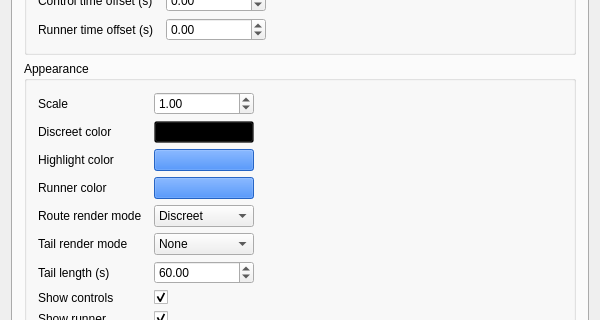
mikoro/orientview, file src/MainWindow.ui: the form before one commit; both pictures show x 0 to 600 and y 202 to 522 of the 600 by 750 pixel window.
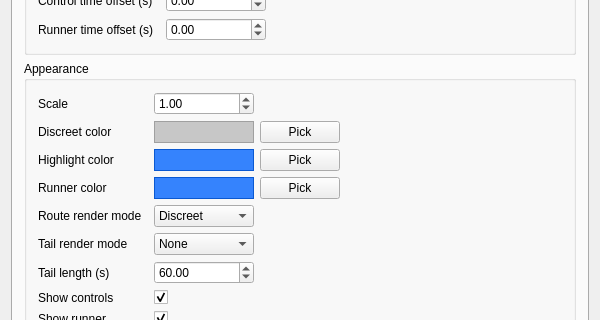
The form after the commit. The open tabs and pages were chosen to show the change. Icons and pictures are not drawn.

Commit message: Improved color picking UI

```diff
--- a/src/MainWindow.ui
+++ b/src/MainWindow.ui
@@ -719,7 +719,9 @@
             </widget>
            </item>
            <item row="1" column="1">
-            <widget class="QPushButton" name="pushButtonRouteDiscreetColor">
+            <layout class="QHBoxLayout" name="horizontalLayout_6">
+             <item>
+              <widget class="QLabel" name="labelRouteDiscreetColor">
              <property name="minimumSize">
               <size>
                <width>100</width>
@@ -732,25 +734,25 @@
                <height>16777215</height>
               </size>
              </property>
-             <property name="toolTip">
-              <string>The discreet color</string>
-             </property>
-             <property name="autoFillBackground">
-              <bool>true</bool>
-             </property>
              <property name="styleSheet">
               <string notr="true">background-color: rgb(0, 0, 0, 50);</string>
              </property>
+               <property name="frameShape">
+                <enum>QFrame::StyledPanel</enum>
+               </property>
              <property name="text">
               <string/>
              </property>
-             <property name="default">
-              <bool>false</bool>
-             </property>
-             <property name="flat">
-              <bool>false</bool>
-             </property>
-            </widget>
+              </widget>
+             </item>
+             <item alignment="Qt::AlignLeft">
+              <widget class="QPushButton" name="pushButtonPickRouteDiscreetColor">
+               <property name="text">
+                <string>Pick</string>
+               </property>
+              </widget>
+             </item>
+            </layout>
            </item>
            <item row="2" column="0">
             <widget class="QLabel" name="label_49">
@@ -778,7 +780,9 @@
             </widget>
            </item>
            <item row="2" column="1">
-            <widget class="QPushButton" name="pushButtonRouteHighlightColor">
+            <layout class="QHBoxLayout" name="horizontalLayout_12">
+             <item>
+              <widget class="QLabel" name="labelRouteHighlightColor">
              <property name="minimumSize">
               <size>
                <width>100</width>
@@ -791,25 +795,25 @@
                <height>16777215</height>
               </size>
              </property>
-             <property name="toolTip">
-              <string>The highlight color</string>
-             </property>
-             <property name="autoFillBackground">
-              <bool>true</bool>
-             </property>
              <property name="styleSheet">
               <string notr="true">background-color: rgb(0, 100, 255, 200);</string>
              </property>
+               <property name="frameShape">
+                <enum>QFrame::StyledPanel</enum>
+               </property>
              <property name="text">
               <string/>
              </property>
-             <property name="default">
-              <bool>false</bool>
-             </property>
-             <property name="flat">
-              <bool>false</bool>
-             </property>
-            </widget>
+              </widget>
+             </item>
+             <item alignment="Qt::AlignLeft">
+              <widget class="QPushButton" name="pushButtonPickRouteHighlightColor">
+               <property name="text">
+                <string>Pick</string>
+               </property>
+              </widget>
+             </item>
+            </layout>
            </item>
            <item row="3" column="0">
             <widget class="QLabel" name="label_50">
@@ -837,7 +841,9 @@
             </widget>
            </item>
            <item row="3" column="1">
-            <widget class="QPushButton" name="pushButtonRouteRunnerColor">
+            <layout class="QHBoxLayout" name="horizontalLayout_14">
+             <item>
+              <widget class="QLabel" name="labelRouteRunnerColor">
              <property name="minimumSize">
               <size>
                <width>100</width>
@@ -850,25 +856,25 @@
                <height>16777215</height>
               </size>
              </property>
-             <property name="toolTip">
-              <string>The runner color</string>
-             </property>
-             <property name="autoFillBackground">
-              <bool>true</bool>
-             </property>
              <property name="styleSheet">
               <string notr="true">background-color: rgb(0, 100, 255, 200);</string>
              </property>
+               <property name="frameShape">
+                <enum>QFrame::StyledPanel</enum>
+               </property>
              <property name="text">
               <string/>
              </property>
-             <property name="default">
-              <bool>false</bool>
-             </property>
-             <property name="flat">
-              <bool>false</bool>
-             </property>
-            </widget>
+              </widget>
+             </item>
+             <item alignment="Qt::AlignLeft">
+              <widget class="QPushButton" name="pushButtonPickRouteRunnerColor">
+               <property name="text">
+                <string>Pick</string>
+               </property>
+              </widget>
+             </item>
+            </layout>
            </item>
            <item row="4" column="0">
             <widget class="QLabel" name="label_51">
```
Left out of the diff: 108 changed lines with no effect on the pictures. Lines whose indentation alone changed are shown as unchanged. The commit also changes 3 other files.
